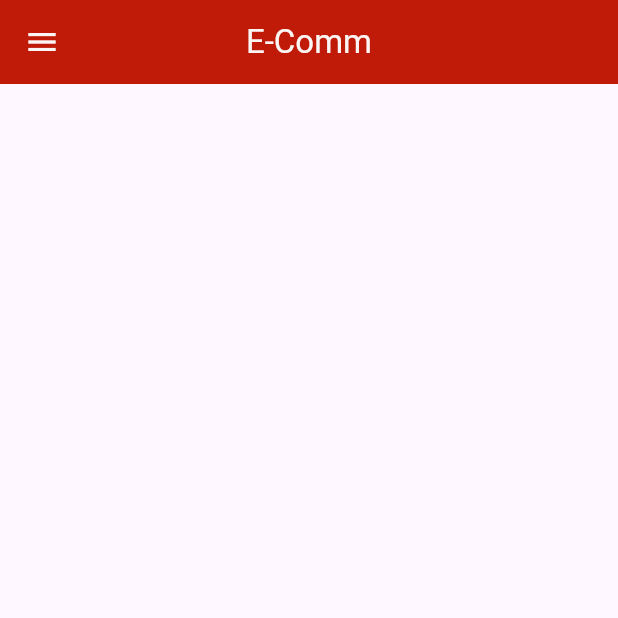
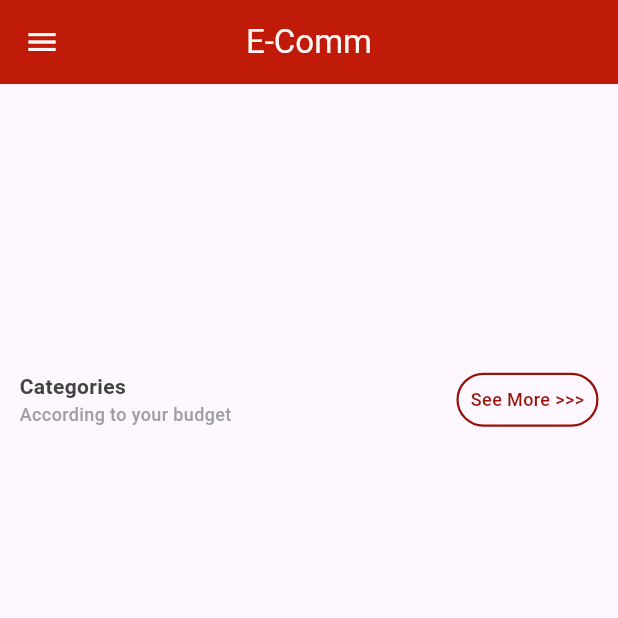
Before and after one commit to gyanendrarathour/e_comm, a Flutter app: the MainScreen screen opened directly, on a phone screen of 412 x 824 dp, the top half of it. Run offline on Flutter 3.47's test engine with Material 3 defaults, Android fonts, the phone set to English and light mode, and no system bars; drawn by our look-alikes of carousel_slider; our stand-ins replace cached_network_image, cloud_firestore, firebase_auth, firebase_core, flutter_easyloading, flutter_keyboard_visibility and 3 more; accounts and stored records are empty.

Commit message:
Make reusable Heading Widget

```diff
--- a/lib/screens/userPanel/mainScreen.dart
+++ b/lib/screens/userPanel/mainScreen.dart
@@ -2,6 +2,7 @@ import 'package:e_comm/screens/authUI/welcomeScreen.dart';
 import 'package:e_comm/utils/appConstant.dart';
 import 'package:e_comm/widgets/bannerWidget.dart';
 import 'package:e_comm/widgets/customDrawerWidget.dart';
+import 'package:e_comm/widgets/headingWidget.dart';
 import 'package:firebase_auth/firebase_auth.dart';
 import 'package:flutter/material.dart';
 import 'package:get/get_core/get_core.dart';
@@ -29,8 +30,15 @@ class _MainScreenState extends State<MainScreen> {
         child: Container(
           child: Column(
             children: [
-              SizedBox(height: Get.height / 90.0,),
-              const BannerWidget()
+              SizedBox(
+                height: Get.height / 90.0,
+              ),
+              const BannerWidget(),
+              HeadingWidget(
+                  headingTitle: 'Categories',
+                  headingSubTitle: "According to your budget",
+                  onTap: () {},
+                  buttonText: 'See More >>>')
             ],
           ),
         ),
--- /dev/null
+++ b/lib/widgets/headingWidget.dart
@@ -0,0 +1,67 @@
+import 'package:e_comm/utils/appConstant.dart';
+import 'package:flutter/material.dart';
+import 'package:flutter/widgets.dart';
+
+class HeadingWidget extends StatelessWidget {
+  final String headingTitle;
+  final String headingSubTitle;
+  final VoidCallback onTap;
+  final String buttonText;
+  HeadingWidget(
+      {super.key,
+      required this.headingTitle,
+      required this.headingSubTitle,
+      required this.onTap,
+      required this.buttonText});
+
+  @override
+  Widget build(BuildContext context) {
+    return Container(
+      margin: const EdgeInsets.symmetric(horizontal: 5.0, vertical: 10.0),
+      child: Padding(
+        padding: const EdgeInsets.all(8.0),
+        child: Row(
+          mainAxisAlignment: MainAxisAlignment.spaceBetween,
+          children: [
+            Column(
+              crossAxisAlignment: CrossAxisAlignment.start,
+              children: [
+                Text(
+                  headingTitle,
+                  style: TextStyle(
+                      fontWeight: FontWeight.bold, color: Colors.grey.shade800),
+                ),
+                Text(
+                  headingSubTitle,
+                  style: const TextStyle(
+                      fontSize: 12.0,
+                      fontWeight: FontWeight.w500,
+                      color: Colors.grey),
+                ),
+              ],
+            ),
+            GestureDetector(
+              onTap: onTap,
+              child: Container(
+                decoration: BoxDecoration(
+                    borderRadius: BorderRadius.circular(20.0),
+                    border: Border.all(
+                        color: AppConstant.appSecondaryColor, width: 1.5)),
+                child: Padding(
+                  padding: const EdgeInsets.all(8.0),
+                  child: Text(
+                    buttonText,
+                    style: const TextStyle(
+                        fontWeight: FontWeight.w500,
+                        fontSize: 12.0,
+                        color: AppConstant.appSecondaryColor),
+                  ),
+                ),
+              ),
+            )
+          ],
+        ),
+      ),
+    );
+  }
+}
```
